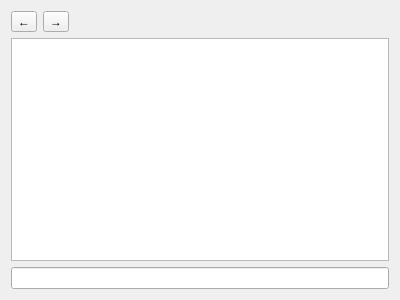
8051Enthusiast/yabo, file tools/ylliab/parserview.ui: the form before one commit.
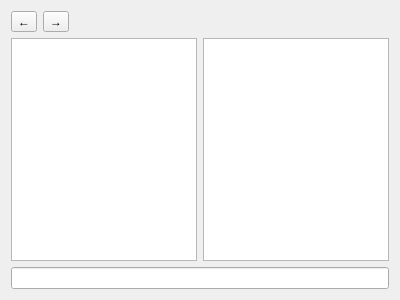
The form after the commit. Icons and pictures are not drawn.

Patch:
```diff
--- a/tools/ylliab/parserview.ui
+++ b/tools/ylliab/parserview.ui
@@ -55,7 +55,18 @@
     </layout>
    </item>
    <item>
-    <widget class="QTreeView" name="treeView"/>
+    <layout class="QHBoxLayout" name="horizontalLayout_2">
+     <item>
+      <widget class="QTreeView" name="treeView"/>
+     </item>
+     <item>
+      <widget class="QGraphicsView" name="graphicsView">
+       <property name="dragMode">
+        <enum>QGraphicsView::ScrollHandDrag</enum>
+       </property>
+      </widget>
+     </item>
+    </layout>
    </item>
    <item>
     <widget class="QLineEdit" name="lineEdit"/>
```
Left out of the diff: 6 changed lines with no effect on the pictures.
